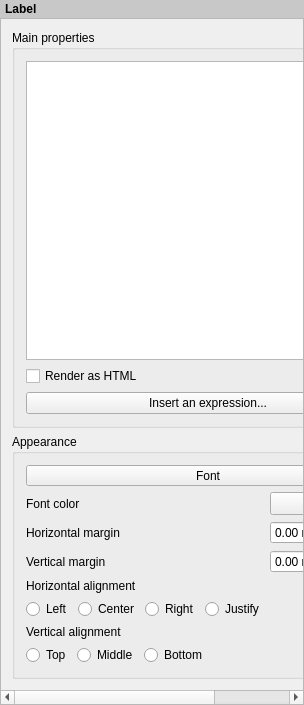
Qt form src/ui/layout/qgslayoutlabelwidgetbase.ui (qgis/QGIS) before a commit.
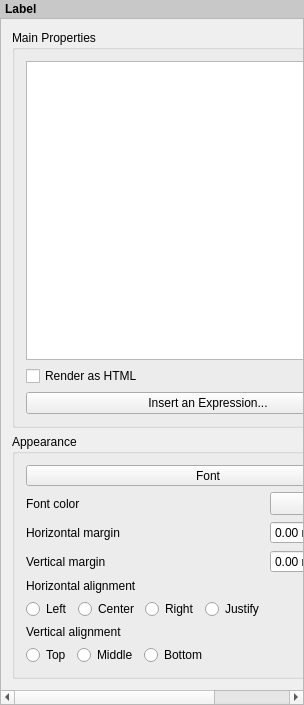
The same form after that commit. Custom widgets are drawn as their Qt base class.

```diff
--- a/src/ui/layout/qgslayoutlabelwidgetbase.ui
+++ b/src/ui/layout/qgslayoutlabelwidgetbase.ui
@@ -72,7 +72,7 @@
           <enum>Qt::StrongFocus</enum>
          </property>
          <property name="title">
-          <string>Main properties</string>
+          <string>Main Properties</string>
          </property>
          <property name="checkable">
           <bool>false</bool>
@@ -101,7 +101,7 @@
           <item row="2" column="0">
            <widget class="QPushButton" name="mInsertExpressionButton">
             <property name="text">
-             <string>Insert an expression...</string>
+             <string>Insert an Expression...</string>
             </property>
            </widget>
           </item>
```
